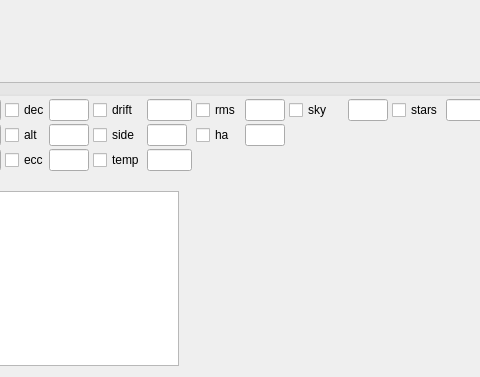
KDE/kstars, file kstars/ekos/analyze/analyze.ui: the form before one commit; both pictures show x 387 to 867 and y 447 to 824 of the 980 by 824 pixel window.
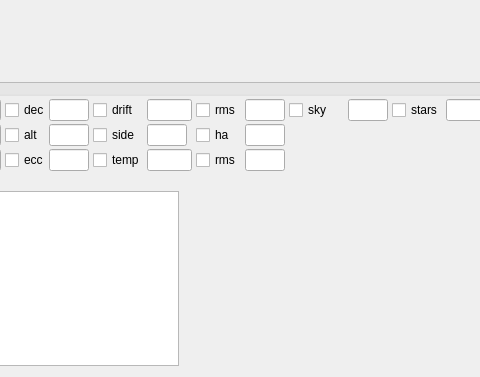
The form after the commit. Custom widgets are drawn as their Qt base class.

Commit message: Capture option to wait for low drift. Also guider keeps better track of guide star. Analyze can plot this better rms.

The edit to the form file:
```diff
--- a/kstars/ekos/analyze/analyze.ui
+++ b/kstars/ekos/analyze/analyze.ui
@@ -1200,6 +1200,53 @@
        </property>
       </widget>
      </item>
+     <item row="2" column="11">
+      <widget class="QCheckBox" name="rmsCCB">
+       <property name="minimumSize">
+        <size>
+         <width>40</width>
+         <height>0</height>
+        </size>
+       </property>
+       <property name="maximumSize">
+        <size>
+         <width>40</width>
+         <height>16777215</height>
+        </size>
+       </property>
+       <property name="toolTip">
+        <string>&lt;html&gt;&lt;head/&gt;&lt;body&gt;&lt;p&gt;Plot the root-mean-squared (RMS) value of the combined RA and DEC drift in arc-seconds, averaged on approximately the past 40 samples, but only in during capture.&lt;/p&gt;&lt;/body&gt;&lt;/html&gt;</string>
+       </property>
+       <property name="styleSheet">
+        <string notr="true">font-size: 9pt</string>
+       </property>
+       <property name="text">
+        <string>rms</string>
+       </property>
+      </widget>
+     </item>
+     <item row="2" column="12">
+      <widget class="QLineEdit" name="rmsCOut">
+       <property name="maximumSize">
+        <size>
+         <width>40</width>
+         <height>16777215</height>
+        </size>
+       </property>
+       <property name="toolTip">
+        <string>&lt;html&gt;&lt;head/&gt;&lt;body&gt;&lt;p&gt;The root-mean-squared (RMS) value of the combined RA and DEC drift in arc-seconds, averaged on approximately the past 40 samples, but only in during capture.&lt;/p&gt;&lt;/body&gt;&lt;/html&gt;</string>
+       </property>
+       <property name="styleSheet">
+        <string notr="true">font-size: 9pt</string>
+       </property>
+       <property name="alignment">
+        <set>Qt::AlignRight|Qt::AlignTrailing|Qt::AlignVCenter</set>
+       </property>
+       <property name="readOnly">
+        <bool>true</bool>
+       </property>
+      </widget>
+     </item>
     </layout>
    </item>
    <item>
```
The commit also changes 15 other files.
